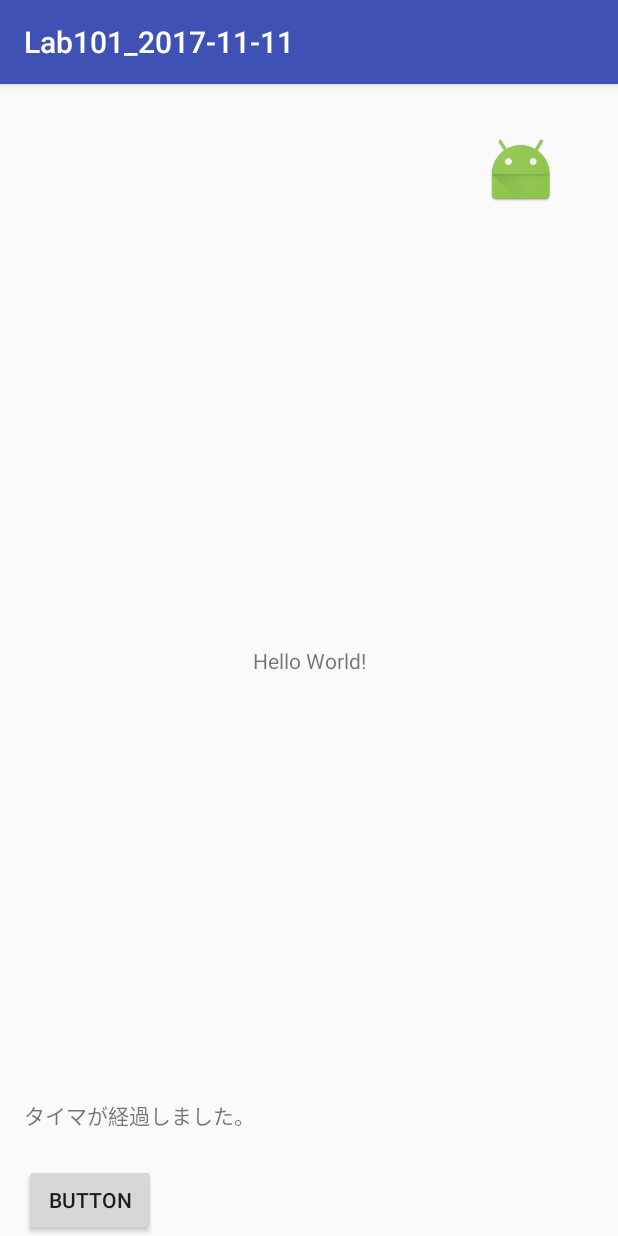
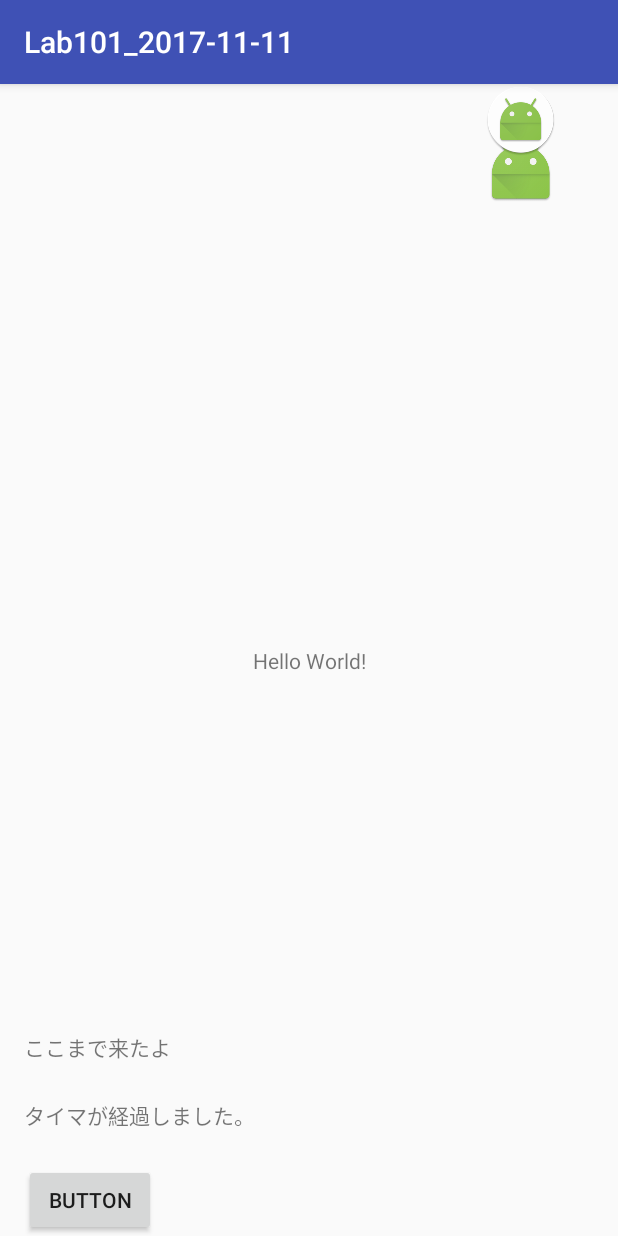
Before and after one commit to t7m3/Lab101_2017-11-11, an Android app: the screen it shows after launch (MainActivity), on a phone screen of 412 x 824 dp. Run offline under Robolectric (Android 15) with nearby library versions, the phone set to English and light mode, and no system bars.

Commit message:
2017-11-25の１回目コミット

```diff
--- a/app/src/main/java/com/example/njc_t1/lab101_2017_11_11/MainActivity.java
+++ b/app/src/main/java/com/example/njc_t1/lab101_2017_11_11/MainActivity.java
@@ -1,19 +1,25 @@
 package com.example.njc_t1.lab101_2017_11_11;
 
+import android.content.res.Resources;
 import android.os.Bundle;
 import android.os.CountDownTimer;
 import android.support.v7.app.AppCompatActivity;
+import android.util.DisplayMetrics;
 import android.view.View;
 import android.widget.ImageView;
 import android.widget.TextView;
 
 import static com.example.njc_t1.lab101_2017_11_11.R.id.imageView;
+import static com.example.njc_t1.lab101_2017_11_11.R.id.imageView1;
 import static com.example.njc_t1.lab101_2017_11_11.R.id.textView;
 
 
 public class MainActivity extends AppCompatActivity {
 
+    //グローバル変数の宣言
     MyCountDownTimer myCountDownTimer;
+    Game game;
+
 
     @Override
     protected void onCreate(Bundle savedInstanceState) {
@@ -33,11 +39,16 @@ public class MainActivity extends AppCompatActivity {
         ys = y;
 
         TextView textView = (TextView)findViewById(R.id.textView);
-        textView.setText("スタート位置は "+ x + "と" + y);
+
+        TextView textView2 = (TextView)findViewById(R.id.textView2);
+        textView2.setText("スタート位置は "+ xs + "と" + ys);
 
         // Ｙ座標を＋50する
         y = y+50;
         imageView.setY(y);
+
+        //インスタンスの生成
+        game = new Game();
 
         //タイマーのインスタンスの生成
         myCountDownTimer = new MyCountDownTimer(2*60*1000, 50);
@@ -45,7 +56,7 @@ public class MainActivity extends AppCompatActivity {
         //タイマーをスタートする
         myCountDownTimer.start();
 
-        textView.setText("ここまで来たよ");
+        textView2.setText("ここまで来たよ");
 
     }
 
@@ -61,6 +72,7 @@ public class MainActivity extends AppCompatActivity {
             super(millisInFuture, countDownInertval);
         }
 
+        //タイマの処理
         public void onTick(long millisUntilFinished){
             ImageView imageViewT = (ImageView)findViewById(imageView);
             float x = imageViewT.getX();
@@ -68,6 +80,9 @@ public class MainActivity extends AppCompatActivity {
             imageViewT.setX(x);
             TextView textViewT = (TextView)findViewById(textView);
             textViewT.setText("タイマが経過しました。");
+
+            //game.enemy.Move();
+            game.enemy1.Move(5);
         }
 
         public void onFinish(){
@@ -76,4 +91,32 @@ public class MainActivity extends AppCompatActivity {
         }
 
     }
+
+    public class  Enemy1 {
+        int dir = +1;
+
+        ImageView imageview1 = (ImageView)findViewById(imageView1);
+
+        public  void  Move(int vlue){
+
+            DisplayMetrics dm = Resources.getSystem().getDisplayMetrics();
+            int width = dm.widthPixels;
+            //int height = dm.heightPixels
+
+            width = width - imageview1.getWidth();
+
+            float x = imageview1.getX();
+            x = x + dir * vlue;
+            imageview1.setX(x);
+
+            if(x < 0 || x >= width)
+                    dir = -dir;
+        }
+    }
+
+    public class Game{
+
+        //インスタンスの生成
+        Enemy1 enemy1 = new Enemy1();
+    }
 }
--- a/app/src/main/res/layout/activity_main.xml
+++ b/app/src/main/res/layout/activity_main.xml
@@ -44,4 +44,22 @@
         app:layout_constraintBottom_toTopOf="@+id/button"
         app:layout_constraintLeft_toLeftOf="@+id/button" />
 
+    <TextView
+        android:id="@+id/textView2"
+        android:layout_width="wrap_content"
+        android:layout_height="wrap_content"
+        android:layout_marginLeft="16dp"
+        android:text="TextView"
+        app:layout_constraintLeft_toLeftOf="parent"
+        android:layout_marginBottom="24dp"
+        app:layout_constraintBottom_toTopOf="@+id/textView" />
+
+    <ImageView
+        android:id="@+id/imageView1"
+        android:layout_width="wrap_content"
+        android:layout_height="wrap_content"
+        app:srcCompat="@mipmap/ic_launcher_round"
+        tools:layout_editor_absoluteX="47dp"
+        tools:layout_editor_absoluteY="156dp" />
+
 </android.support.constraint.ConstraintLayout>
```
